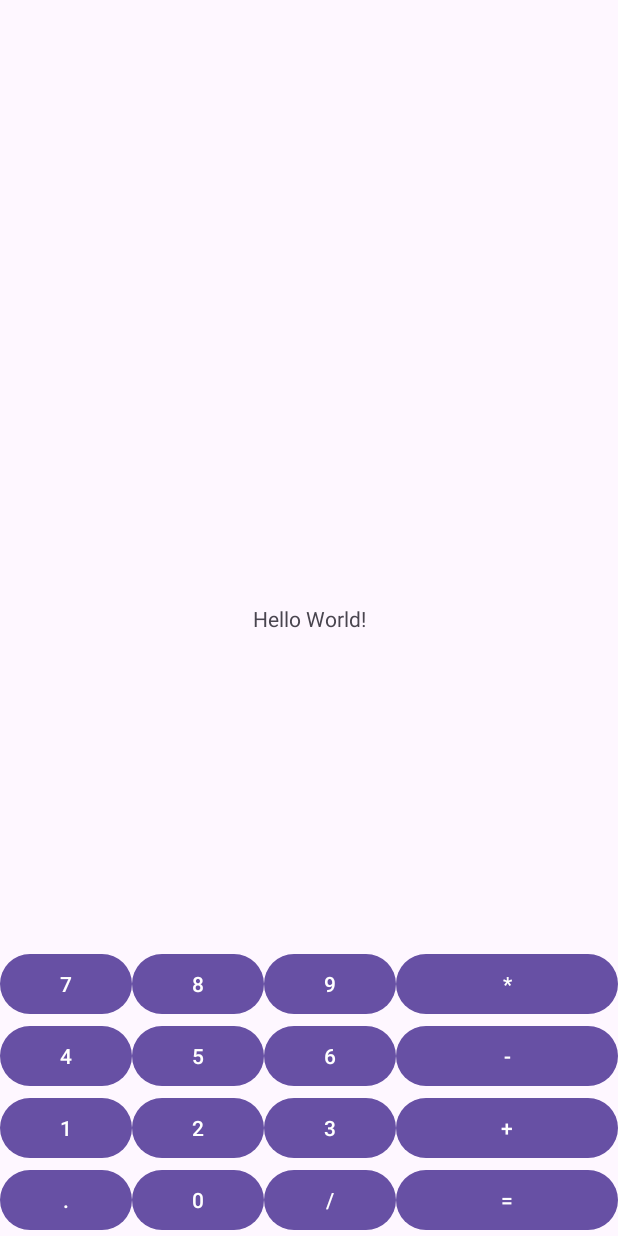
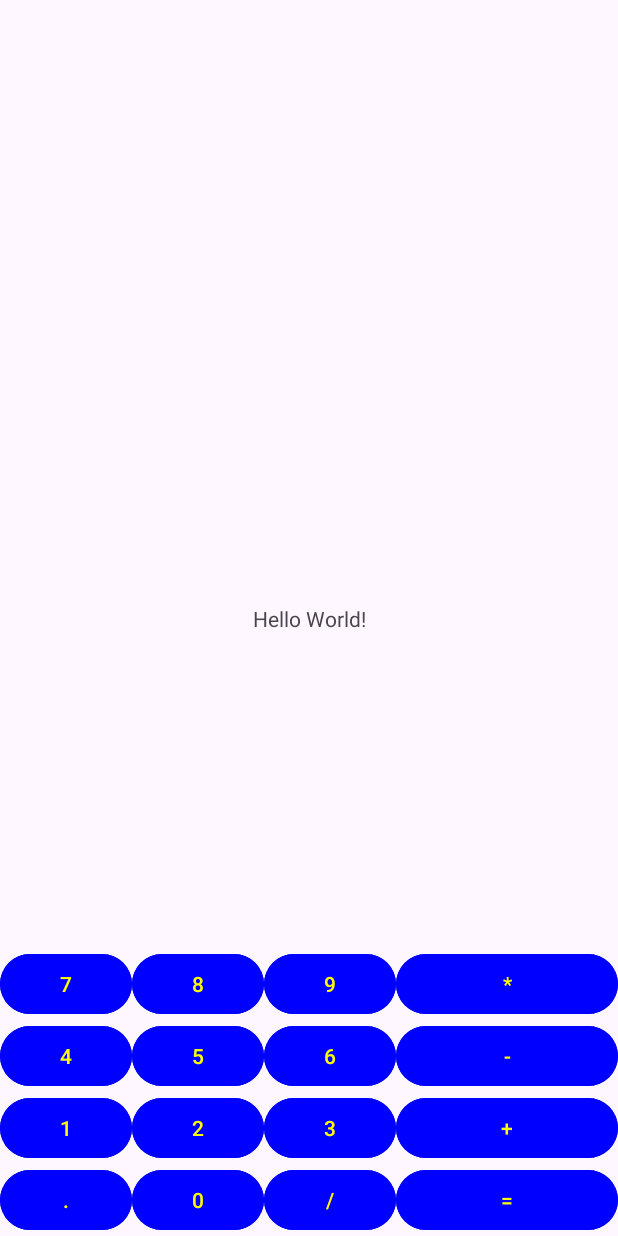
Before and after one commit to JasON-official/Calculator_app, an Android app: the screen it shows after launch (MainActivity), on a phone screen of 412 x 824 dp. Run offline under Robolectric (Android 15) with nearby library versions, the phone set to English and light mode, and no system bars.

Commit message:
Update bgcolor and text color buttons

```diff
--- a/app/src/main/AndroidManifest.xml
+++ b/app/src/main/AndroidManifest.xml
@@ -12,6 +12,10 @@
         android:supportsRtl="true"
         android:theme="@style/Theme.Calculator_app"
         tools:targetApi="31">
+        <meta-data
+            android:name="com.google.android.actions"
+            android:resource="@xml/buttons" />
+
         <activity
             android:name=".MainActivity"
             android:exported="true">
--- a/app/src/main/res/layout/activity_main.xml
+++ b/app/src/main/res/layout/activity_main.xml
@@ -19,7 +19,9 @@
         android:id="@+id/point_button"
         android:layout_width="0dp"
         android:layout_height="wrap_content"
+        android:backgroundTint="#0000FF"
         android:text="."
+        android:textColor="#FFFF00"
         app:layout_constraintBottom_toBottomOf="parent"
         app:layout_constraintLeft_toLeftOf="parent" />
 
@@ -27,7 +29,9 @@
         android:id="@+id/zero_button"
         android:layout_width="0dp"
         android:layout_height="wrap_content"
+        android:backgroundTint="#0000FF"
         android:text="0"
+        android:textColor="#FFFF00"
         app:layout_constraintBottom_toBottomOf="parent"
         app:layout_constraintLeft_toRightOf="@id/point_button" />
 
@@ -35,7 +39,9 @@
         android:id="@+id/division_button"
         android:layout_width="0dp"
         android:layout_height="wrap_content"
+        android:backgroundTint="#0000FF"
         android:text="/"
+        android:textColor="#FFFF00"
         app:layout_constraintBottom_toBottomOf="parent"
         app:layout_constraintLeft_toRightOf="@id/zero_button" />
 
@@ -43,7 +49,9 @@
         android:id="@+id/equal_button"
         android:layout_width="0dp"
         android:layout_height="wrap_content"
+        android:backgroundTint="#0000FF"
         android:text="="
+        android:textColor="#FFFF00"
         app:layout_constraintBottom_toBottomOf="parent"
         app:layout_constraintLeft_toRightOf="@id/division_button"
         app:layout_constraintRight_toRightOf="parent" />
@@ -52,7 +60,9 @@
         android:id="@+id/one_button"
         android:layout_width="0dp"
         android:layout_height="wrap_content"
+        android:backgroundTint="#0000FF"
         android:text="1"
+        android:textColor="#FFFF00"
         app:layout_constraintBottom_toTopOf="@id/point_button"
         app:layout_constraintLeft_toLeftOf="parent" />
 
@@ -60,7 +70,9 @@
         android:id="@+id/two_button"
         android:layout_width="0dp"
         android:layout_height="wrap_content"
+        android:backgroundTint="#0000FF"
         android:text="2"
+        android:textColor="#FFFF00"
         app:layout_constraintBottom_toTopOf="@id/zero_button"
         app:layout_constraintLeft_toRightOf="@id/one_button" />
 
@@ -68,7 +80,9 @@
         android:id="@+id/three_button"
         android:layout_width="0dp"
         android:layout_height="wrap_content"
+        android:backgroundTint="#0000FF"
         android:text="3"
+        android:textColor="#FFFF00"
         app:layout_constraintBottom_toTopOf="@id/zero_button"
         app:layout_constraintLeft_toRightOf="@id/two_button" />
 
@@ -76,7 +90,9 @@
         android:id="@+id/plus_button"
         android:layout_width="0dp"
         android:layout_height="wrap_content"
+        android:backgroundTint="#0000FF"
         android:text="+"
+        android:textColor="#FFFF00"
         app:layout_constraintBottom_toTopOf="@id/equal_button"
         app:layout_constraintLeft_toRightOf="@id/three_button"
         app:layout_constraintRight_toRightOf="parent" />
@@ -85,7 +101,9 @@
         android:id="@+id/four_button"
         android:layout_width="0dp"
         android:layout_height="wrap_content"
+        android:backgroundTint="#0000FF"
         android:text="4"
+        android:textColor="#FFFF00"
         app:layout_constraintBottom_toTopOf="@id/one_button"
         app:layout_constraintLeft_toLeftOf="parent" />
 
@@ -93,7 +111,9 @@
         android:id="@+id/five_button"
         android:layout_width="0dp"
         android:layout_height="wrap_content"
+        android:backgroundTint="#0000FF"
         android:text="5"
+        android:textColor="#FFFF00"
         app:layout_constraintBottom_toTopOf="@id/two_button"
         app:layout_constraintLeft_toRightOf="@id/four_button" />
 
@@ -101,7 +121,9 @@
         android:id="@+id/six_button"
         android:layout_width="0dp"
         android:layout_height="wrap_content"
+        android:backgroundTint="#0000FF"
         android:text="6"
+        android:textColor="#FFFF00"
         app:layout_constraintBottom_toTopOf="@id/three_button"
         app:layout_constraintLeft_toRightOf="@id/five_button" />
 
@@ -109,7 +131,9 @@
         android:id="@+id/minus_button"
         android:layout_width="0dp"
         android:layout_height="wrap_content"
+        android:backgroundTint="#0000FF"
         android:text="-"
+        android:textColor="#FFFF00"
         app:layout_constraintBottom_toTopOf="@id/plus_button"
         app:layout_constraintLeft_toRightOf="@id/six_button"
         app:layout_constraintRight_toRightOf="parent" />
@@ -118,7 +142,9 @@
         android:id="@+id/seven_button"
         android:layout_width="0dp"
         android:layout_height="wrap_content"
+        android:backgroundTint="#0000FF"
         android:text="7"
+        android:textColor="#FFFF00"
         app:layout_constraintBottom_toTopOf="@id/four_button"
         app:layout_constraintLeft_toLeftOf="parent" />
 
@@ -126,7 +152,9 @@
         android:id="@+id/eight_button"
         android:layout_width="0dp"
         android:layout_height="wrap_content"
+        android:backgroundTint="#0000FF"
         android:text="8"
+        android:textColor="#FFFF00"
         app:layout_constraintBottom_toTopOf="@id/five_button"
         app:layout_constraintLeft_toRightOf="@id/seven_button" />
 
@@ -134,7 +162,9 @@
         android:id="@+id/nine_button"
         android:layout_width="0dp"
         android:layout_height="wrap_content"
+        android:backgroundTint="#0000FF"
         android:text="9"
+        android:textColor="#FFFF00"
         app:layout_constraintBottom_toTopOf="@id/six_button"
         app:layout_constraintLeft_toRightOf="@id/eight_button" />
 
@@ -142,7 +172,9 @@
         android:id="@+id/multiply_button"
         android:layout_width="0dp"
         android:layout_height="wrap_content"
+        android:backgroundTint="#0000FF"
         android:text="*"
+        android:textColor="#FFFF00"
         app:layout_constraintBottom_toTopOf="@id/minus_button"
         app:layout_constraintLeft_toRightOf="@id/six_button"
         app:layout_constraintRight_toRightOf="parent" />
```
